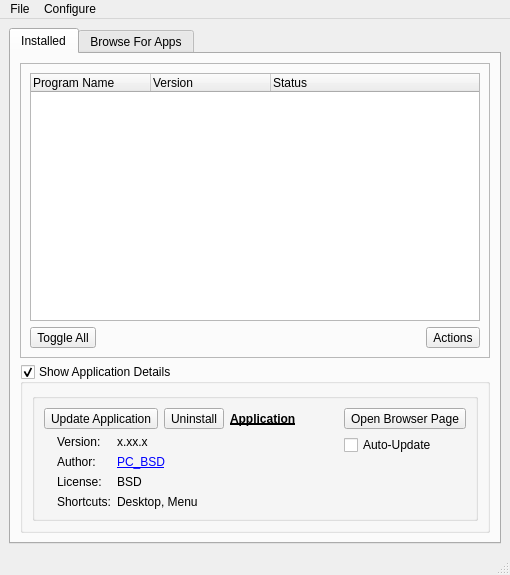
Above: src-qt4/pc-softwaremanager/mainUI.ui from trueos/pcbsd before the change. Below: the same form after it.
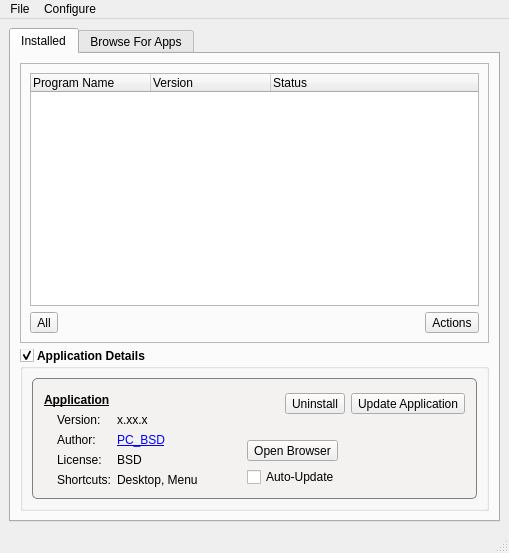
That is the form after the change. The open tabs and pages were chosen to show the change. Icons and pictures are not drawn.

Commit message: Clean up the AppCafe interface a bit (graphical changes), and set the default download directory to <home-dir>/Downloads instead of /tmp/.

Diff of the .ui file:
```diff
--- a/src-qt4/pc-softwaremanager/mainUI.ui
+++ b/src-qt4/pc-softwaremanager/mainUI.ui
@@ -6,8 +6,8 @@
    <rect>
     <x>0</x>
     <y>0</y>
-    <width>510</width>
-    <height>575</height>
+    <width>509</width>
+    <height>553</height>
    </rect>
   </property>
   <property name="windowTitle">
@@ -96,7 +96,7 @@
              <item>
               <widget class="QToolButton" name="tool_install_toggleall">
                <property name="text">
-                <string>Toggle All</string>
+                <string>All</string>
                </property>
                <property name="icon">
                 <iconset resource="SoftwareManager.qrc">
@@ -150,15 +150,45 @@
             <verstretch>0</verstretch>
            </sizepolicy>
           </property>
+          <property name="font">
+           <font>
+            <weight>75</weight>
+            <bold>true</bold>
+           </font>
+          </property>
+          <property name="statusTip">
+           <string/>
+          </property>
+          <property name="styleSheet">
+           <string notr="true">QGroupBox::indicator:unchecked{
+image: url(:icons/arrow-up.png);
+}
+QGroupBox::indicator:checked{
+image: url(:icons/arrow-down.png);
+}
+QGroupBox::title{
+spacing: 1px;
+}</string>
+          </property>
           <property name="title">
-           <string>Show Application Details</string>
+           <string>Application Details</string>
           </property>
           <property name="checkable">
            <bool>true</bool>
           </property>
+          <property name="checked">
+           <bool>true</bool>
+          </property>
           <layout class="QVBoxLayout" name="verticalLayout_17">
            <item>
             <widget class="QGroupBox" name="group_install_info">
+             <property name="styleSheet">
+              <string notr="true">QGroupBox{ 
+background: rgba( 235,232,230,100); 
+border: 1px solid grey;
+border-radius: 5px;
+}</string>
+             </property>
              <property name="title">
               <string/>
              </property>
@@ -273,10 +303,80 @@
               </item>
               <item row="0" column="3" rowspan="3">
                <layout class="QVBoxLayout" name="verticalLayout_10">
+                <item>
+                 <layout class="QHBoxLayout" name="horizontalLayout_6">
+                  <item>
+                   <spacer name="horizontalSpacer_7">
+                    <property name="orientation">
+                     <enum>Qt::Horizontal</enum>
+                    </property>
+                    <property name="sizeHint" stdset="0">
+                     <size>
+                      <width>40</width>
+                      <height>20</height>
+                     </size>
+                    </property>
+                   </spacer>
+                  </item>
+                  <item>
+                   <widget class="QToolButton" name="tool_install_remove">
+                    <property name="toolTip">
+                     <string>Remove the selected application</string>
+                    </property>
+                    <property name="statusTip">
+                     <string>Remove the selected application</string>
+                    </property>
+                    <property name="text">
+                     <string>Uninstall</string>
+                    </property>
+                    <property name="icon">
+                     <iconset resource="SoftwareManager.qrc">
+                      <normaloff>:/icons/remove.png</normaloff>:/icons/remove.png</iconset>
+                    </property>
+                   </widget>
+                  </item>
+                  <item>
+                   <widget class="QToolButton" name="tool_install_update">
+                    <property name="toolTip">
+                     <string>Update the application to the most recent version</string>
+                    </property>
+                    <property name="statusTip">
+                     <string>Update the selected application</string>
+                    </property>
+                    <property name="text">
+                     <string>Update Application</string>
+                    </property>
+                    <property name="icon">
+                     <iconset resource="SoftwareManager.qrc">
+                      <normaloff>:/icons/view-refresh.png</normaloff>:/icons/view-refresh.png</iconset>
+                    </property>
+                    <property name="toolButtonStyle">
+                     <enum>Qt::ToolButtonIconOnly</enum>
+                    </property>
+                   </widget>
+                  </item>
+                 </layout>
+                </item>
+                <item>
+                 <spacer name="verticalSpacer">
+                  <property name="orientation">
+                   <enum>Qt::Vertical</enum>
+                  </property>
+                  <property name="sizeType">
+                   <enum>QSizePolicy::MinimumExpanding</enum>
+                  </property>
+                  <property name="sizeHint" stdset="0">
+                   <size>
+                    <width>20</width>
+                    <height>0</height>
+                   </size>
+                  </property>
+                 </spacer>
+                </item>
                 <item>
                  <widget class="QToolButton" name="tool_install_gotobrowserpage">
                   <property name="text">
-                   <string>Open Browser Page</string>
+                   <string>Open Browser</string>
                   </property>
                   <property name="icon">
                    <iconset resource="SoftwareManager.qrc">
@@ -298,54 +398,10 @@
                   </property>
                  </widget>
                 </item>
-                <item>
-                 <spacer name="verticalSpacer">
-                  <property name="orientation">
-                   <enum>Qt::Vertical</enum>
-                  </property>
-                  <property name="sizeHint" stdset="0">
-                   <size>
-                    <width>20</width>
-                    <height>40</height>
-                   </size>
-                  </property>
-                 </spacer>
-                </item>
                </layout>
               </item>
               <item row="0" column="0" colspan="3">
                <layout class="QHBoxLayout" name="horizontalLayout_2">
-                <item>
-                 <widget class="QToolButton" name="tool_install_update">
-                  <property name="toolTip">
-                   <string>Update the application to the most recent version</string>
-                  </property>
-                  <property name="text">
-                   <string>Update Application</string>
-                  </property>
-                  <property name="icon">
-                   <iconset resource="SoftwareManager.qrc">
-                    <normaloff>:/icons/view-refresh.png</normaloff>:/icons/view-refresh.png</iconset>
-                  </property>
-                  <property name="toolButtonStyle">
-                   <enum>Qt::ToolButtonIconOnly</enum>
-                  </property>
-                 </widget>
-                </item>
-                <item>
-                 <widget class="QToolButton" name="tool_install_remove">
-                  <property name="toolTip">
-                   <string>Remove this application</string>
-                  </property>
-                  <property name="text">
-                   <string>Uninstall</string>
-                  </property>
-                  <property name="icon">
-                   <iconset resource="SoftwareManager.qrc">
-                    <normaloff>:/icons/remove.png</normaloff>:/icons/remove.png</iconset>
-                  </property>
-                 </widget>
-                </item>
                 <item>
                  <widget class="QLabel" name="label_install_app">
                   <property name="font">
@@ -1110,7 +1166,7 @@
     <rect>
      <x>0</x>
      <y>0</y>
-     <width>510</width>
+     <width>509</width>
      <height>20</height>
     </rect>
    </property>
```
Left out of the diff: 60 changed lines with no effect on the pictures. The commit also changes 1 other file.
